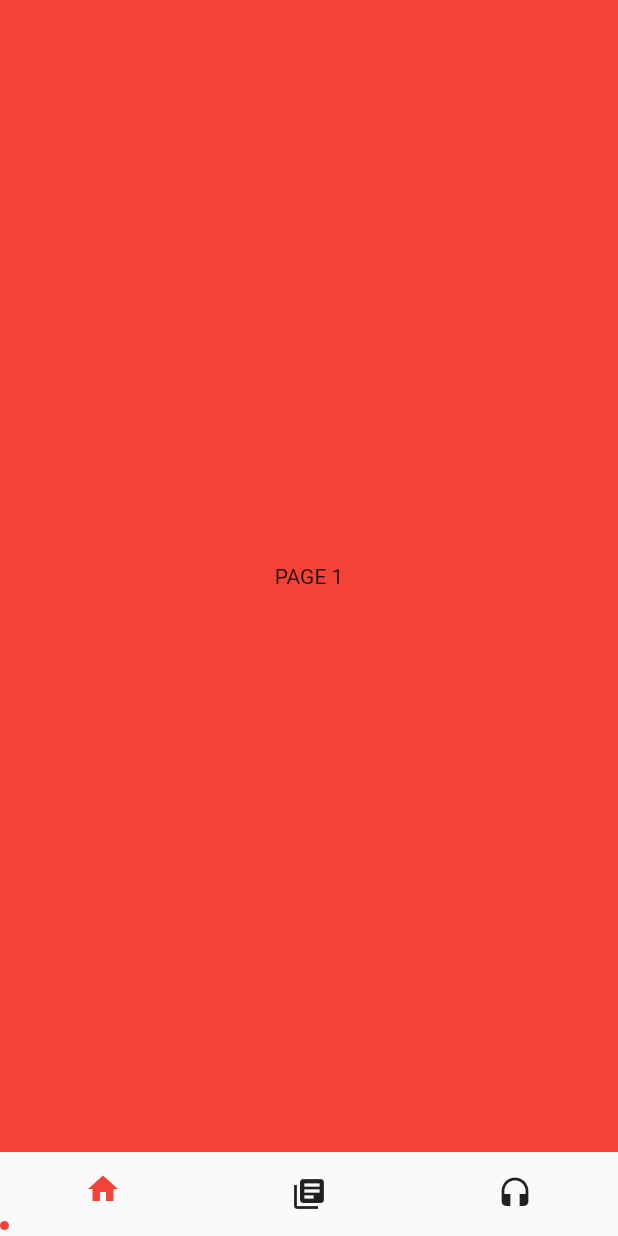
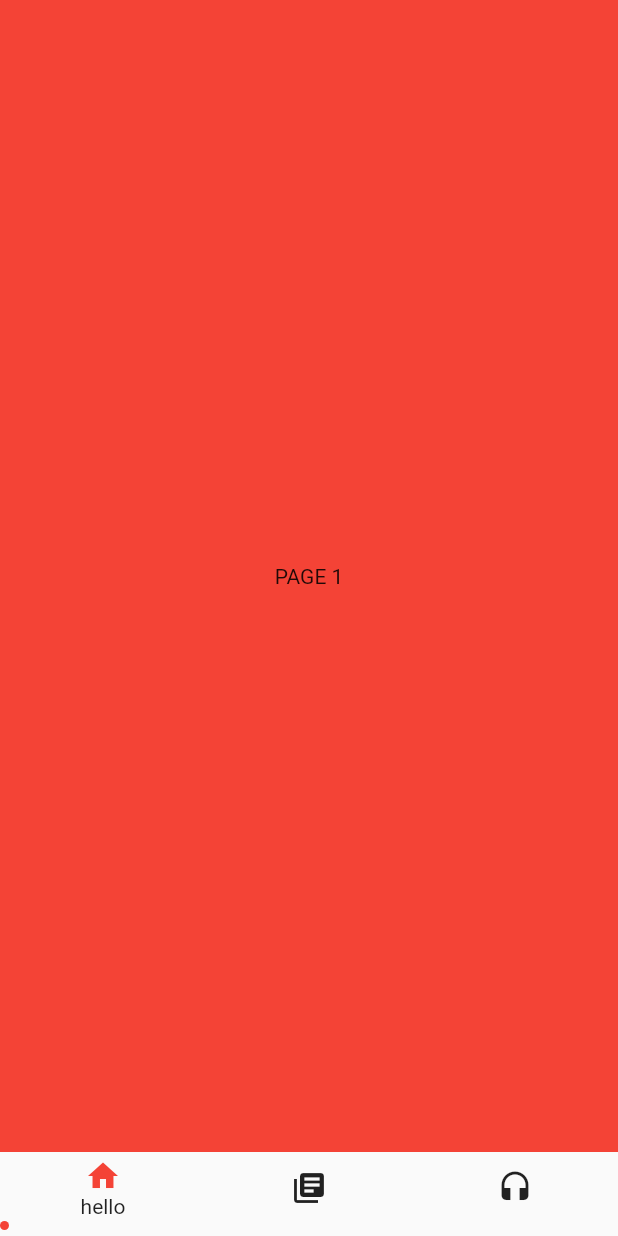
Before and after one commit to CatalystWalls/bottom_dot_bar, a Flutter app: the screen it shows after launch, on a phone screen of 412 x 824 dp. Run offline on Flutter 3.47's test engine with Material 2 defaults, Android fonts, the phone set to English and light mode, and no system bars; missing offline and left inert: matrix4_transform.

Commit message:
Update bottom_bar_line_item_button.dart

```diff
--- a/lib/bottom_bar_line_item_button.dart
+++ b/lib/bottom_bar_line_item_button.dart
@@ -32,10 +32,19 @@ class BottomBarLineItemButton extends StatelessWidget {
             : (item.icon.color ?? Theme.of(context).iconTheme.color),
       ),
       builder: (_, dynamic color, __) {
-        return Icon(
-          item.icon.icon,
-          color: color,
-          size: item.icon.size,
+        return Column(
+          mainAxisAlignment: MainAxisAlignment.center,
+          children: [
+            Icon(
+              item.icon.icon,
+              color: color,
+              size: item.icon.size,
+            ),
+            isActive ? item.title : Container(),
+            SizedBox(
+              height: 8,
+            )
+          ],
         );
       },
     );
```
